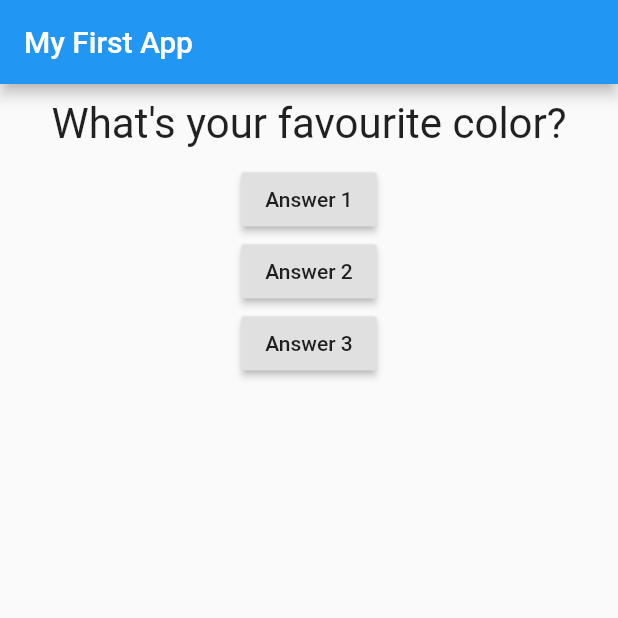
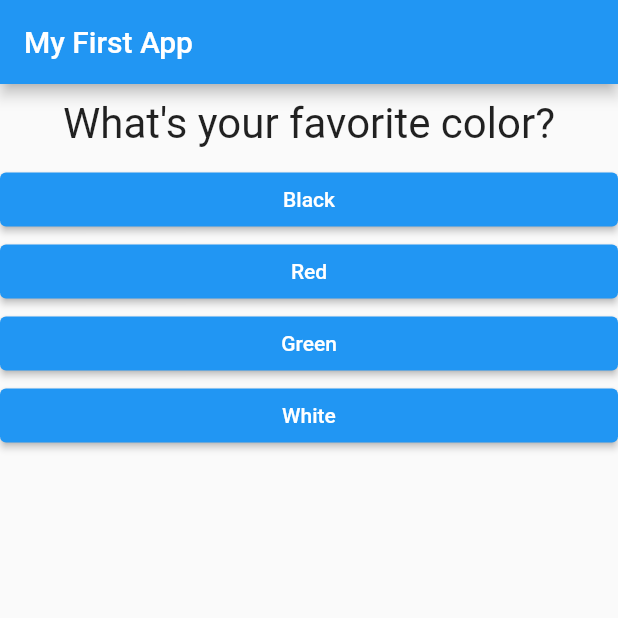
Before and after one commit to MamontovAndrew/flutter_complete_guide, a Flutter app: the screen it shows after launch, on a phone screen of 412 x 824 dp, the top half of it. Run offline on Flutter 3.47's test engine with Material 2 defaults, Android fonts, the phone set to English and light mode, and no system bars.

Commit message:
question_quiz_answer_widgets_added

```diff
--- /dev/null
+++ b/lib/answer.dart
@@ -0,0 +1,22 @@
+import 'package:flutter/material.dart';
+
+class Answer extends StatelessWidget {
+  final Function selectHandler;
+  final String answerText;
+
+  Answer(this.selectHandler, this.answerText);
+
+  @override
+  Widget build(BuildContext context) {
+    return Container(
+      width: double.infinity,
+      child: ElevatedButton(
+        style: ButtonStyle(
+          backgroundColor: MaterialStateProperty.all(Colors.blue),
+        ),
+        child: Text(answerText),
+        onPressed: selectHandler,
+      ),
+    );
+  }
+}
--- a/lib/main.dart
+++ b/lib/main.dart
@@ -1,6 +1,9 @@
 import 'package:flutter/material.dart';
 
 import './question.dart';
+import './answer.dart';
+import './quiz.dart';
+import './result.dart';
 
 void main() {
   runApp(MyApp());
@@ -14,20 +17,59 @@ class MyApp extends StatefulWidget {
 }
 
 class _MyAppState extends State<MyApp> {
+  final _questions = const [
+    {
+      'questionText': 'What\'s your favorite color?',
+      'answers': [
+        {'text': 'Black', 'score': 10},
+        {'text': 'Red', 'score': 5},
+        {'text': 'Green', 'score': 3},
+        {'text': 'White', 'score': 1},
+      ],
+    },
+    {
+      'questionText': 'What\'s your favorite animal?',
+      'answers': [
+        {'text': 'Rabbit', 'score': 3},
+        {'text': 'Snake', 'score': 11},
+        {'text': 'Elephant', 'score': 5},
+        {'text': 'Lion', 'score': 9},
+      ],
+    },
+    {
+      'questionText': 'Who\'s your favorite instructor?',
+      'answers': [
+        {'text': 'Max', 'score': 1},
+        {'text': 'Max', 'score': 1},
+        {'text': 'Max', 'score': 1},
+        {'text': 'Max', 'score': 1},
+      ],
+    },
+  ];
   var _questionIndex = 0;
-  void _answerQuestion() {
+  var _totalScore = 0;
+
+  void _resetQuiz() {
+    setState(() {
+      _questionIndex = 0;
+      _totalScore = 0;
+    });
+  }
+
+  void _answerQuestion(int score) {
+    _totalScore += score;
     setState(() {
       _questionIndex++;
     });
-    print(_questionIndex);
+    if (_questionIndex < _questions.length) {
+      print('We have more questions!');
+    } else {
+      print('No more questions!');
+    }
   }
 
   @override
   Widget build(BuildContext context) {
-    var questions = [
-      'What\'s your favourite color?',
-      'What\'s your favourite animal?'
-    ];
     return MaterialApp(
       home: Scaffold(
         appBar: AppBar(
@@ -35,23 +77,13 @@ class _MyAppState extends State<MyApp> {
             'My First App',
           ),
         ),
-        body: Column(
-          children: [
-            Question(questions[_questionIndex]),
-            RaisedButton(
-              child: Text('Answer 1'),
-              onPressed: _answerQuestion,
-            ),
-            RaisedButton(
-              child: Text('Answer 2'),
-              onPressed: _answerQuestion,
-            ),
-            RaisedButton(
-              child: Text('Answer 3'),
-              onPressed: _answerQuestion,
-            ),
-          ],
-        ),
+        body: _questionIndex < _questions.length
+            ? Quiz(
+                answerQuestion: _answerQuestion,
+                questionIndex: _questionIndex,
+                questions: _questions,
+              )
+            : Result(_totalScore, _resetQuiz),
       ),
     );
   }
--- /dev/null
+++ b/lib/quiz.dart
@@ -0,0 +1,25 @@
+import 'package:flutter/material.dart';
+
+import './question.dart';
+import './answer.dart';
+
+class Quiz extends StatelessWidget {
+  final List<Map<String, Object>> questions;
+  final Function answerQuestion;
+  final int questionIndex;
+  Quiz(
+      {@required this.questions,
+      @required this.answerQuestion,
+      @required this.questionIndex});
+  @override
+  Widget build(BuildContext context) {
+    return Column(
+      children: [
+        Question(questions[questionIndex]['questionText']),
+        ...(questions[questionIndex]['answers'] as List<Map<String, Object>>).map((answer) {
+          return Answer(() => answerQuestion(answer['score']), answer['text']);
+        }).toList()
+      ],
+    );
+  }
+}
```
Also changed, not shown: lib/result.dart (added, +47 -0 lines).
